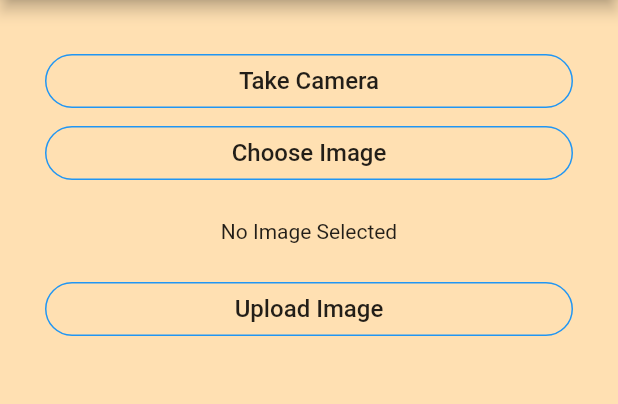
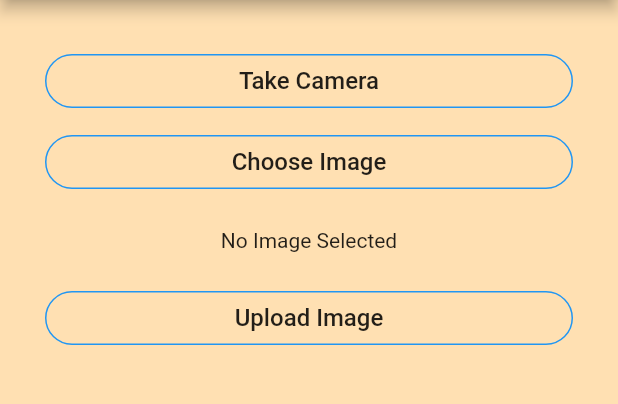
Before and after one commit to codeZero531/optical-character-recognition, a Flutter app: the screen it shows after launch, on a phone screen of 412 x 824 dp, the part 84-488 px from its top. Run offline on Flutter 3.47's test engine with Material 2 defaults, Android fonts, the phone set to English and light mode, and no system bars; our stand-ins replace image_picker.

Commit message:
create the styling in button

```diff
--- a/flutter_app/lib/main.dart
+++ b/flutter_app/lib/main.dart
@@ -152,6 +152,7 @@ class UploadImageState extends State<UploadImage> {
               shape: new RoundedRectangleBorder(borderRadius: new BorderRadius.circular(30.0)),
               borderSide: BorderSide(color: Colors.blue),
             ),
+            new Padding(padding: const EdgeInsets.all(3.0),),
             OutlineButton(
               onPressed: chooseImage,
               child: Text('Choose Image',style: TextStyle(fontSize: 16.0),),
@@ -161,10 +162,10 @@ class UploadImageState extends State<UploadImage> {
             SizedBox(
               height: 20.0,
             ),
-            new Container(
-              child: showImage(),
 
-            ),
+            showImage(),
+
+
             // _imageFile==null ? Container() :Image.file(_imageFile,width:250.0,height: 250.0,color: Colors.grey,),
 
 
```
